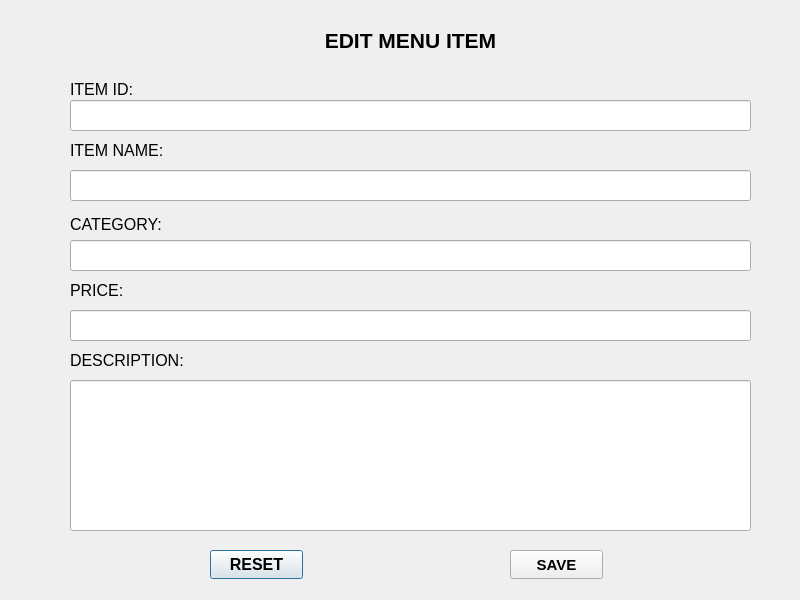
First picture: the form in RMS_qt/editmenuitem.ui, repository dev-pratik02/RMS, before the edit.
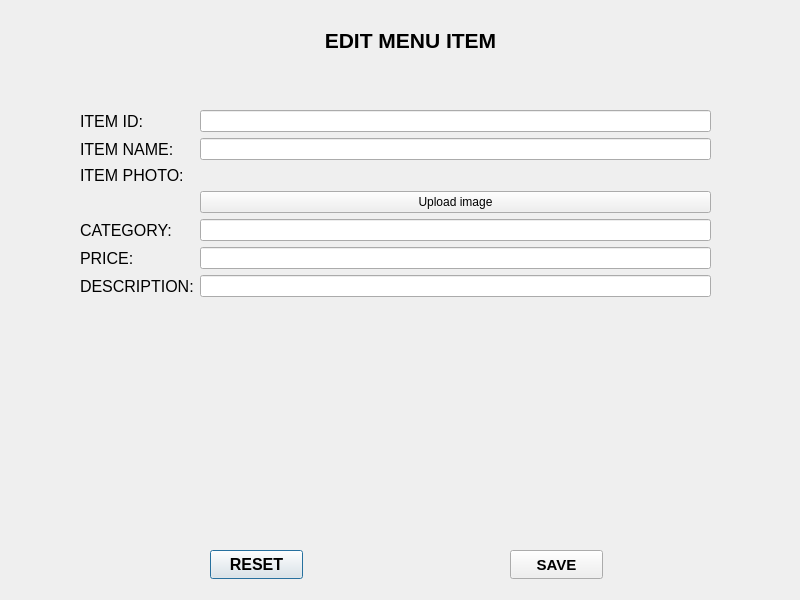
Second picture: the form after the edit.

Patch:
```diff
--- a/RMS_qt/editmenuitem.ui
+++ b/RMS_qt/editmenuitem.ui
@@ -13,69 +13,6 @@
   <property name="windowTitle">
    <string>Dialog</string>
   </property>
-  <widget class="QLabel" name="ITEMNAME">
-   <property name="geometry">
-    <rect>
-     <x>70</x>
-     <y>140</y>
-     <width>131</width>
-     <height>20</height>
-    </rect>
-   </property>
-   <property name="font">
-    <font>
-     <family>Arial</family>
-     <pointsize>12</pointsize>
-     <italic>false</italic>
-     <bold>false</bold>
-    </font>
-   </property>
-   <property name="text">
-    <string>ITEM NAME:</string>
-   </property>
-  </widget>
-  <widget class="QLineEdit" name="item_price">
-   <property name="geometry">
-    <rect>
-     <x>70</x>
-     <y>310</y>
-     <width>681</width>
-     <height>31</height>
-    </rect>
-   </property>
-   <property name="text">
-    <string/>
-   </property>
-  </widget>
-  <widget class="QLabel" name="PRICE">
-   <property name="geometry">
-    <rect>
-     <x>70</x>
-     <y>280</y>
-     <width>151</width>
-     <height>20</height>
-    </rect>
-   </property>
-   <property name="font">
-    <font>
-     <family>Arial</family>
-     <pointsize>12</pointsize>
-    </font>
-   </property>
-   <property name="text">
-    <string>PRICE:</string>
-   </property>
-  </widget>
-  <widget class="QLineEdit" name="item_name">
-   <property name="geometry">
-    <rect>
-     <x>70</x>
-     <y>170</y>
-     <width>681</width>
-     <height>31</height>
-    </rect>
-   </property>
-  </widget>
   <widget class="QPushButton" name="btn_reset">
    <property name="geometry">
     <rect>
@@ -97,25 +34,6 @@
     <string>RESET</string>
    </property>
   </widget>
-  <widget class="QLabel" name="DESCRIPTION">
-   <property name="geometry">
-    <rect>
-     <x>70</x>
-     <y>350</y>
-     <width>141</width>
-     <height>20</height>
-    </rect>
-   </property>
-   <property name="font">
-    <font>
-     <family>Arial</family>
-     <pointsize>12</pointsize>
-    </font>
-   </property>
-   <property name="text">
-    <string>DESCRIPTION:</string>
-   </property>
-  </widget>
   <widget class="QPushButton" name="btn_save">
    <property name="geometry">
     <rect>
@@ -161,15 +79,18 @@
     <set>Qt::AlignmentFlag::AlignCenter</set>
    </property>
   </widget>
+  <widget class="QWidget" name="">
+   <property name="geometry">
+    <rect>
+     <x>80</x>
+     <y>110</y>
+     <width>631</width>
+     <height>381</height>
+    </rect>
+   </property>
+   <layout class="QFormLayout" name="formLayout">
+    <item row="0" column="0">
   <widget class="QLabel" name="item_id_2">
-   <property name="geometry">
-    <rect>
-     <x>70</x>
-     <y>80</y>
-     <width>64</width>
-     <height>18</height>
-    </rect>
-   </property>
    <property name="font">
     <font>
      <family>Arial</family>
@@ -180,38 +101,77 @@
     <string>ITEM ID:</string>
    </property>
   </widget>
-  <widget class="QLineEdit" name="item_id">
-   <property name="geometry">
-    <rect>
-     <x>70</x>
-     <y>100</y>
-     <width>681</width>
-     <height>31</height>
-    </rect>
-   </property>
-  </widget>
+    </item>
+    <item row="2" column="0">
+     <widget class="QLabel" name="ITEMNAME">
+      <property name="font">
+       <font>
+        <family>Arial</family>
+        <pointsize>12</pointsize>
+        <italic>false</italic>
+        <bold>false</bold>
+       </font>
+      </property>
+      <property name="text">
+       <string>ITEM NAME:</string>
+      </property>
+     </widget>
+    </item>
+    <item row="0" column="1">
+     <widget class="QLineEdit" name="item_id"/>
+    </item>
+    <item row="2" column="1">
+     <widget class="QLineEdit" name="item_name"/>
+    </item>
+    <item row="8" column="0">
+     <widget class="QLabel" name="PRICE">
+      <property name="font">
+       <font>
+        <family>Arial</family>
+        <pointsize>12</pointsize>
+       </font>
+      </property>
+      <property name="text">
+       <string>PRICE:</string>
+      </property>
+     </widget>
+    </item>
+    <item row="8" column="1">
+     <widget class="QLineEdit" name="item_price">
+      <property name="text">
+       <string/>
+      </property>
+     </widget>
+    </item>
+    <item row="10" column="0">
+     <widget class="QLabel" name="DESCRIPTION">
+      <property name="font">
+       <font>
+        <family>Arial</family>
+        <pointsize>12</pointsize>
+       </font>
+      </property>
+      <property name="text">
+       <string>DESCRIPTION:</string>
+      </property>
+     </widget>
+    </item>
+    <item row="10" column="1">
   <widget class="QLineEdit" name="item_description">
-   <property name="geometry">
-    <rect>
-     <x>70</x>
-     <y>380</y>
-     <width>681</width>
-     <height>151</height>
-    </rect>
-   </property>
+      <property name="text">
+       <string/>
+      </property>
+     </widget>
+    </item>
+    <item row="7" column="1">
+     <widget class="QLineEdit" name="item_category">
    <property name="text">
     <string/>
    </property>
   </widget>
+    </item>
+    <item row="7" column="0">
   <widget class="QLabel" name="PRICE_2">
-   <property name="geometry">
-    <rect>
-     <x>70</x>
-     <y>215</y>
-     <width>92</width>
-     <height>18</height>
-    </rect>
-   </property>
    <property name="font">
     <font>
      <family>Arial</family>
@@ -222,18 +182,35 @@
     <string>CATEGORY:</string>
    </property>
   </widget>
-  <widget class="QLineEdit" name="item_category">
-   <property name="geometry">
-    <rect>
-     <x>70</x>
-     <y>240</y>
-     <width>681</width>
-     <height>31</height>
-    </rect>
-   </property>
+    </item>
+    <item row="4" column="0">
+     <widget class="QLabel" name="label_2">
+      <property name="font">
+       <font>
+        <family>Arial</family>
+        <pointsize>12</pointsize>
+       </font>
+      </property>
+      <property name="text">
+       <string>ITEM PHOTO:</string>
+      </property>
+     </widget>
+    </item>
+    <item row="5" column="1">
+     <widget class="QPushButton" name="image_upload">
+      <property name="text">
+       <string>Upload image</string>
+      </property>
+     </widget>
+    </item>
+    <item row="4" column="1">
+     <widget class="QLabel" name="image_preview">
    <property name="text">
     <string/>
    </property>
+     </widget>
+    </item>
+   </layout>
   </widget>
  </widget>
  <resources/>
```
Lines whose indentation alone changed are shown as unchanged.
